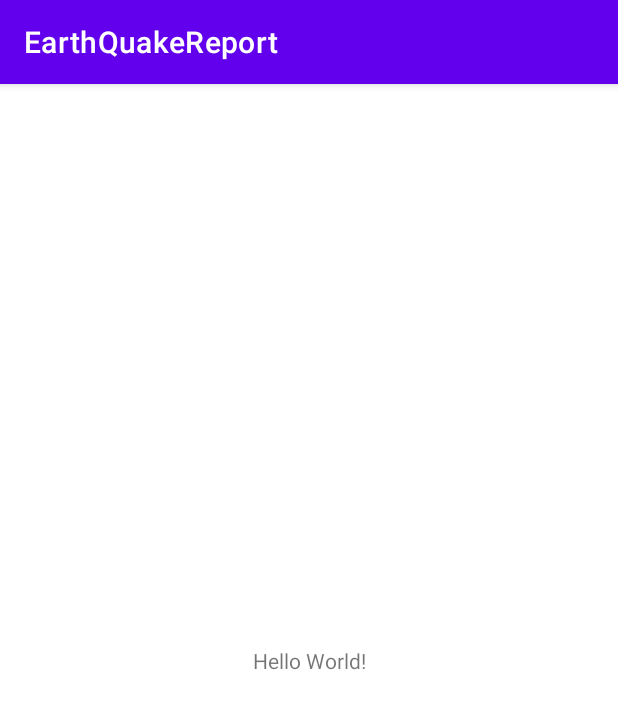
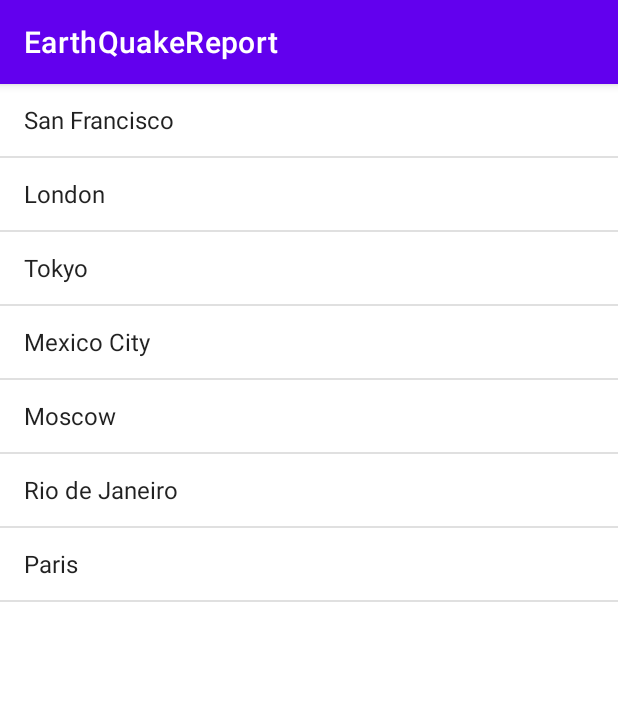
Before and after one commit to luckyeven/android-EarthQuakeReport, an Android app: the screen it shows after launch (MainActivity), on a phone screen of 412 x 824 dp. Shown: the top 709 px of the screen. Run offline under Robolectric (Android 15) with nearby library versions, the phone set to English and light mode, and no system bars.

Commit message:
finis basic UI

```diff
--- a/app/src/main/java/com/example/earthquakereport/MainActivity.java
+++ b/app/src/main/java/com/example/earthquakereport/MainActivity.java
@@ -3,6 +3,11 @@ package com.example.earthquakereport;
 import androidx.appcompat.app.AppCompatActivity;
 
 import android.os.Bundle;
+import android.widget.ArrayAdapter;
+import android.widget.ListView;
+
+import java.util.ArrayList;
+import java.util.List;
 
 public class MainActivity extends AppCompatActivity {
 
@@ -10,5 +15,24 @@ public class MainActivity extends AppCompatActivity {
     protected void onCreate(Bundle savedInstanceState) {
         super.onCreate(savedInstanceState);
         setContentView(R.layout.activity_main);
+
+        // An arraylist containing locations.
+        ArrayList<String> earthQuakes = new ArrayList<>();
+        earthQuakes.add("San Francisco");
+        earthQuakes.add("London");
+        earthQuakes.add("Tokyo");
+        earthQuakes.add("Mexico City");
+        earthQuakes.add("Moscow");
+        earthQuakes.add("Rio de Janeiro");
+        earthQuakes.add("Paris");
+
+        // Find a reference to the listviwe in the main layout.
+        ListView earthquakeListView = (ListView) findViewById(R.id.list);
+
+        ArrayAdapter<String> adapter = new ArrayAdapter<String>(
+                this, android.R.layout.simple_list_item_1,earthQuakes
+        );
+
+        earthquakeListView.setAdapter(adapter);
     }
 }
--- a/app/src/main/res/layout/activity_main.xml
+++ b/app/src/main/res/layout/activity_main.xml
@@ -1,18 +1,12 @@
 <?xml version="1.0" encoding="utf-8"?>
-<androidx.constraintlayout.widget.ConstraintLayout xmlns:android="http://schemas.android.com/apk/res/android"
-    xmlns:app="http://schemas.android.com/apk/res-auto"
+<ListView xmlns:android="http://schemas.android.com/apk/res/android"
+    android:id="@+id/list"
     xmlns:tools="http://schemas.android.com/tools"
+    android:orientation="vertical"
     android:layout_width="match_parent"
     android:layout_height="match_parent"
     tools:context=".MainActivity">
 
-    <TextView
-        android:layout_width="wrap_content"
-        android:layout_height="wrap_content"
-        android:text="Hello World!"
-        app:layout_constraintBottom_toBottomOf="parent"
-        app:layout_constraintLeft_toLeftOf="parent"
-        app:layout_constraintRight_toRightOf="parent"
-        app:layout_constraintTop_toTopOf="parent" />
 
-</androidx.constraintlayout.widget.ConstraintLayout>
+
+</ListView>
```
Also changed, not shown: 1 other file.
